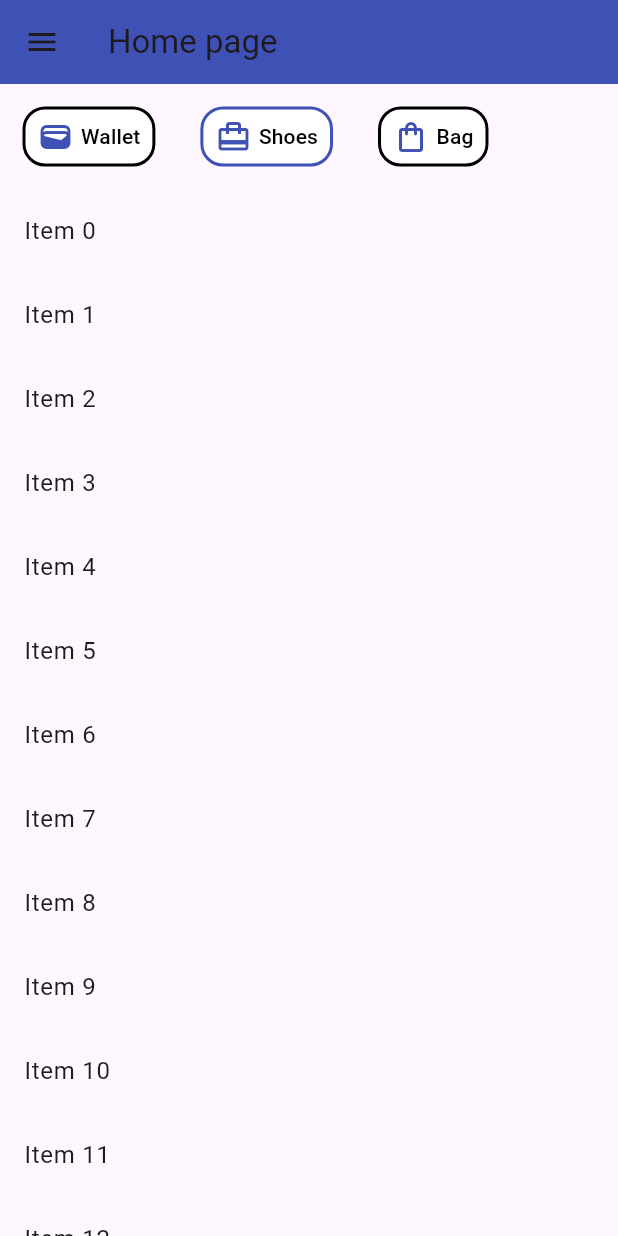
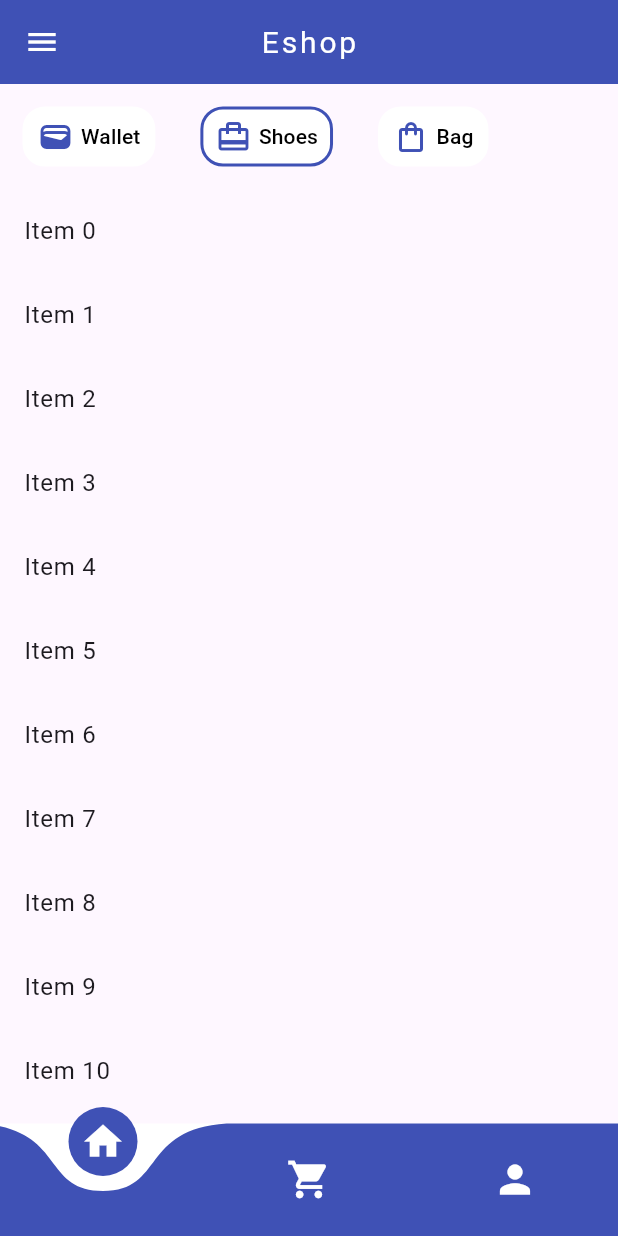
Before and after one commit to junayedahamed/eshop, a Flutter app: the screen it shows after launch, item 2 of the bottom bar chosen, on a phone screen of 412 x 824 dp. Run offline on Flutter 3.47's test engine with Material 3 defaults, Android fonts, the phone set to English and light mode, and no system bars; drawn by our look-alikes of buttons_tabbar, curved_navigation_bar; network calls fail.

Commit message:
Implement bottom navigation bar and refactor app structure with new pages

```diff
--- a/lib/app.dart
+++ b/lib/app.dart
@@ -1,4 +1,4 @@
-import 'package:eshop/pages/home_page.dart';
+import 'package:eshop/bottomnavigator/eshop_app_bar.dart';
 import 'package:flutter/material.dart';
 
 class MyApp extends StatelessWidget {
@@ -13,7 +13,7 @@ class MyApp extends StatelessWidget {
         colorScheme: ColorScheme.fromSeed(seedColor: Colors.deepPurple),
         useMaterial3: true,
       ),
-      home: HomePage(),
+      home: EshopAppBarNavigationBar(),
     );
   }
 }
--- /dev/null
+++ b/lib/bottomnavigator/NavBarIcon/navigation_bar_icon.dart
@@ -0,0 +1,14 @@
+import 'package:flutter/material.dart';
+
+class NavigationBarIcon extends StatelessWidget {
+  const NavigationBarIcon({super.key, required this.iconData});
+  final IconData iconData;
+  @override
+  Widget build(BuildContext context) {
+    return Icon(
+      iconData,
+      size: 30,
+      color: Colors.white,
+    );
+  }
+}
--- /dev/null
+++ b/lib/bottomnavigator/bottom_nav_bar.dart
@@ -0,0 +1,29 @@
+import 'package:curved_navigation_bar/curved_navigation_bar.dart';
+import 'package:eshop/bottomnavigator/NavBarIcon/navigation_bar_icon.dart';
+import 'package:flutter/material.dart';
+
+class BottomNavBar extends StatelessWidget {
+  const BottomNavBar({super.key, required this.onTap});
+
+  final ValueChanged<int> onTap;
+  @override
+  Widget build(BuildContext context) {
+    return CurvedNavigationBar(
+      backgroundColor: Colors.white,
+      animationCurve: Curves.decelerate,
+      color: Colors.indigo,
+      onTap: onTap,
+      items: [
+        NavigationBarIcon(
+          iconData: Icons.home,
+        ),
+        NavigationBarIcon(
+          iconData: Icons.shopping_cart,
+        ),
+        NavigationBarIcon(
+          iconData: Icons.person,
+        ),
+      ],
+    );
+  }
+}
--- /dev/null
+++ b/lib/bottomnavigator/eshop_app_bar.dart
@@ -0,0 +1,52 @@
+import 'package:eshop/bottomnavigator/bottom_nav_bar.dart';
+import 'package:eshop/bottomnavigator/navigation_bar_controller.dart';
+import 'package:eshop/pages/cart_page.dart';
+import 'package:eshop/pages/home_page.dart';
+import 'package:eshop/pages/user_info_page.dart';
+import 'package:flutter/material.dart';
+
+class EshopAppBarNavigationBar extends StatelessWidget {
+  final NavigationBarController _controller = NavigationBarController();
+  EshopAppBarNavigationBar({super.key});
+  final List pages = [
+    HomePage(),
+    CartPage(),
+    ProfilePage(),
+  ];
+
+  @override
+  Widget build(BuildContext context) {
+    return Scaffold(
+      appBar: AppBar(
+        leading: Icon(
+          Icons.menu,
+          color: Colors.white,
+        ),
+        backgroundColor: Colors.indigo,
+        centerTitle: true,
+        title: Text(
+          "Eshop",
+          style: TextStyle(
+            color: Colors.white,
+            letterSpacing: 1.9,
+            fontSize: 20,
+          ),
+        ),
+      ),
+      body: ListenableBuilder(
+          listenable: _controller,
+          builder: (context, snapshot) {
+            return Center(
+              child: pages[_controller.indx],
+            );
+          }),
+      bottomNavigationBar: ListenableBuilder(
+          listenable: _controller,
+          builder: (context, snapshot) {
+            return BottomNavBar(onTap: (value) {
+              _controller.chengeIndex(value);
+            });
+          }),
+    );
+  }
+}
--- /dev/null
+++ b/lib/bottomnavigator/navigation_bar_controller.dart
@@ -0,0 +1,11 @@
+import 'package:flutter/material.dart';
+
+class NavigationBarController extends ChangeNotifier {
+  int _index = 0;
+  get indx => _index;
+  void chengeIndex(int newvalue) {
+    _index = newvalue;
+    // print("Changing");
+    notifyListeners();
+  }
+}
--- a/lib/pages/cart_page.dart
+++ b/lib/pages/cart_page.dart
@@ -5,6 +5,10 @@ class CartPage extends StatelessWidget {
 
   @override
   Widget build(BuildContext context) {
-    return const Column();
+    return const Scaffold(
+      body: Center(
+        child: Text("Cart"),
+      ),
+    );
   }
 }
--- a/lib/pages/home_page.dart
+++ b/lib/pages/home_page.dart
@@ -28,17 +28,17 @@ class _HomePageState extends State<HomePage>
   @override
   Widget build(BuildContext context) {
     return Scaffold(
-      appBar: AppBar(
-        leading: Icon(Icons.menu),
-        backgroundColor: Colors.indigo,
-        title: const Text("Home page"),
-      ),
+      // appBar: AppBar(
+      //   leading: Icon(Icons.menu),
+      //   backgroundColor: Colors.indigo,
+      //   title: const Text("Home page"),
+      // ),
       body: Column(
         children: [
           // Tabs
           MyTabBar(tabController: _tabController),
 
-          // Flexible area for tab content
+          //tabBar view
           MyTabBarView(
             tabController: _tabController,
           )
--- a/lib/pages/tabs/tab_bar.dart
+++ b/lib/pages/tabs/tab_bar.dart
@@ -8,12 +8,10 @@ class MyTabBar extends StatelessWidget {
   Widget build(BuildContext context) {
     return Row(
       children: [
-        // SizedBox(
-        //   width: 15,
-        // ),
         ButtonsTabBar(
           contentPadding: EdgeInsets.symmetric(horizontal: 8),
           labelStyle: TextStyle(color: Colors.black),
+          unselectedBorderColor: Colors.white,
           buttonMargin: EdgeInsets.all(15),
           height: 70,
           borderColor: Colors.indigo,
--- a/pubspec.yaml
+++ b/pubspec.yaml
@@ -35,6 +35,7 @@ dependencies:
   # Use with the CupertinoIcons class for iOS style icons.
   cupertino_icons: ^1.0.8
   buttons_tabbar: ^1.3.15
+  curved_navigation_bar: ^1.0.6
 
 dev_dependencies:
   flutter_test:
```
Also changed, not shown: lib/pages/user_info_page.dart (+14 -0 lines), lib/products/bag/bags.dart (+16 -2 lines), lib/products/wallet.dart (added, +99 -0 lines), pubspec.lock.
